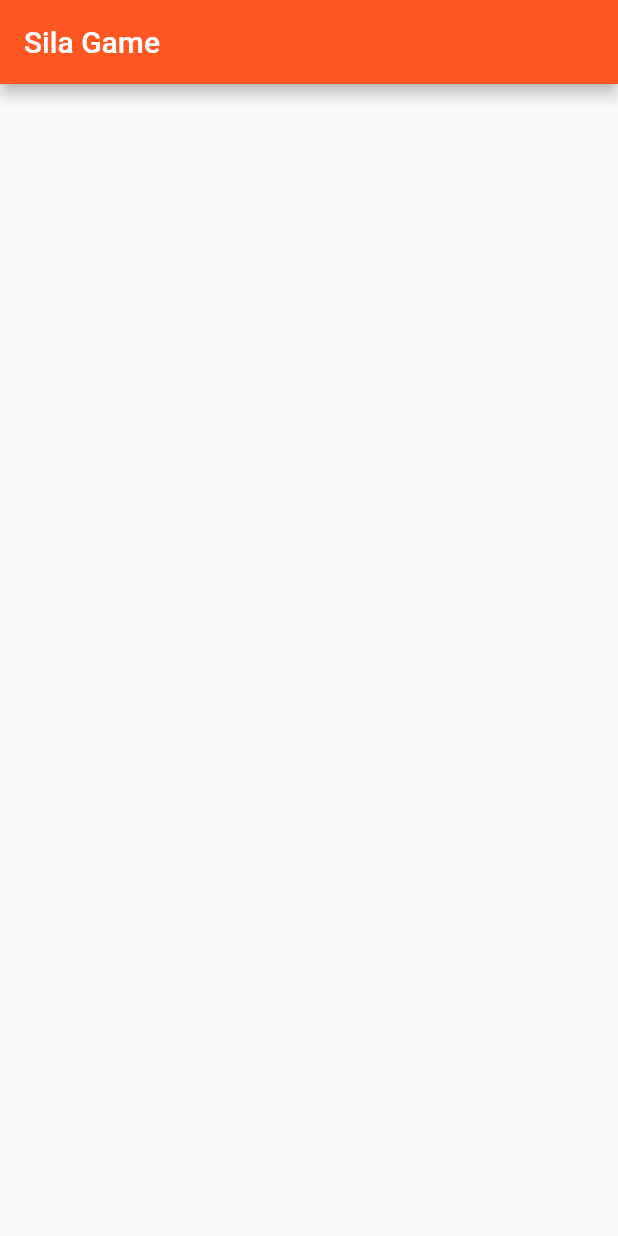
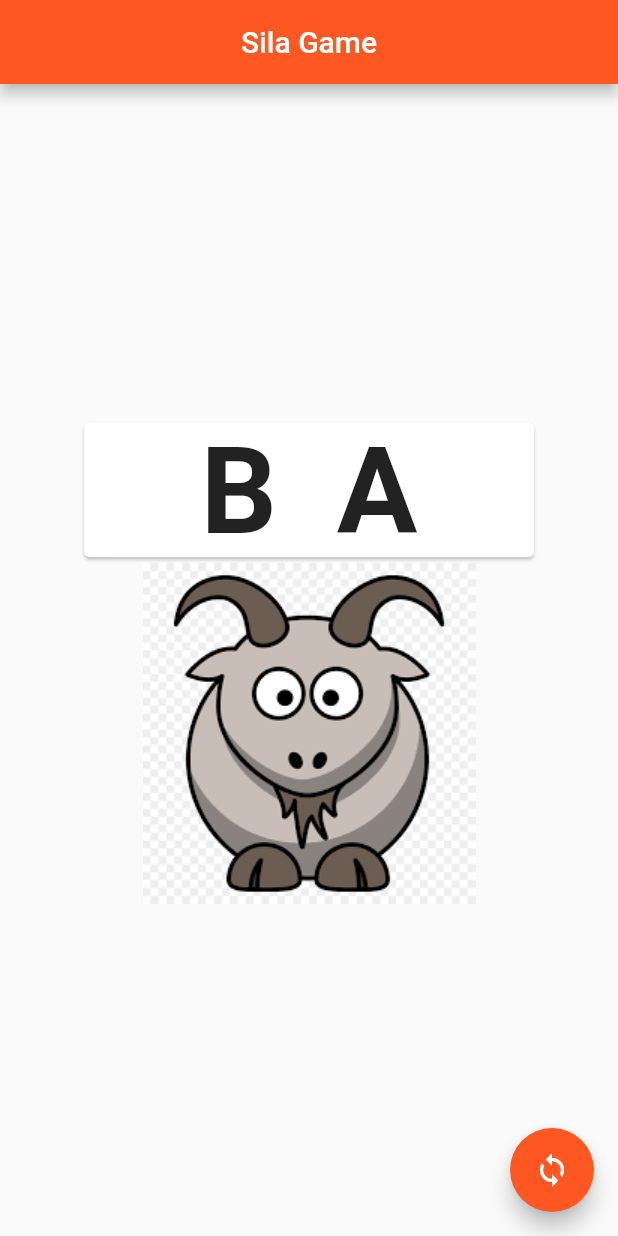
Before and after one commit to vlofish/sila-game, a Flutter app: the screen it shows after launch, on a phone screen of 412 x 824 dp. Run offline on Flutter 3.47's test engine with Material 2 defaults, Android fonts, the phone set to English and light mode, and no system bars.

Commit message:
First Working Draft

```diff
--- /dev/null
+++ b/sila_game/lib/game.dart
@@ -0,0 +1,112 @@
+import 'dart:math';
+
+import 'package:flutter/cupertino.dart';
+import 'package:flutter/material.dart';
+
+class Game extends StatefulWidget {
+  @override
+  _GameState createState() => _GameState(); // Game game = new Game();
+}
+
+class _GameState extends State<Game> {
+  static const String TITLE = 'Sila Game';
+  static const String PLACEHOLDER_IMAGE = 'assets/images/animals/le1.jpg';
+
+  static const List<String> VOWELS = ['A', 'E', 'I', 'O', 'U'];
+  static const List<String> CONSONANTS = [
+    'B',
+    'C',
+    'D',
+    'F',
+    'G',
+    'H',
+    'J',
+    'K',
+    'L',
+    'M',
+    'N',
+    'Ñ',
+    'P',
+    'R',
+    'S',
+    'T',
+    'V',
+    'W',
+    'X',
+    'Y',
+    'Z'
+  ];
+  static const List<String> IMAGES = [
+    'assets/images/animals/ca.png',
+    'assets/images/animals/ce.jpg',
+    'assets/images/animals/ga.jpg',
+    'assets/images/animals/le1.jpg',
+    'assets/images/animals/le2.png',
+    'assets/images/animals/ov.png',
+    'assets/images/animals/pa.png',
+    'assets/images/animals/po.png',
+    'assets/images/animals/ti.png',
+    'assets/images/animals/va.png',
+    'assets/images/animals/ze.jpg',
+  ];
+
+  int _vowelNumber = 0;
+  int _consonantNumber = Random().nextInt(20);
+
+  /// The idea for later is to do it randomly or in order
+  void _updateSila() {
+    setState(() {
+      if (_vowelNumber < VOWELS.length - 1) {
+        _vowelNumber++;
+      } else {
+        _vowelNumber = 0;
+        _consonantNumber = Random().nextInt(20);
+      }
+    });
+  }
+
+  @override
+  Widget build(BuildContext context) {
+    String syllable =
+        CONSONANTS[_consonantNumber] + '  ' + VOWELS[_vowelNumber];
+
+    /// Image pressing = animal name with voice + animation in image
+    return Scaffold(
+      appBar: AppBar(title: Center(child: Text(TITLE))),
+      body: Center(
+        child: Column(
+          mainAxisAlignment: MainAxisAlignment.center,
+          children: <Widget>[
+            Card(
+              child: InkWell(
+                splashColor: Colors.blue.withAlpha(30),
+                onTap: () {
+                  print('A sound saying the syllable must be heard.');
+                },
+                child: SizedBox(
+                  width: 300,
+                  height: 90,
+                  child: Center(
+                    child: Text(
+                      syllable,
+                      style:
+                          TextStyle(fontWeight: FontWeight.bold, fontSize: 80),
+                    ),
+                  ),
+                ),
+              ),
+            ),
+            Image(image: AssetImage(IMAGES[_vowelNumber])),
+          ],
+        ),
+      ),
+      floatingActionButton: FloatingActionButton(
+        tooltip: 'Enviar',
+        child: Icon(Icons.loop),
+        onPressed: () {
+          _updateSila();
+        },
+      ),
+    );
+  }
+}
--- a/sila_game/lib/main.dart
+++ b/sila_game/lib/main.dart
@@ -1,8 +1,9 @@
 import 'package:flutter/material.dart';
+import 'package:sila_game/game.dart';
 
-void main() => runApp(SilaWars());
+void main() => runApp(SilaGame());
 
-class SilaWars extends StatelessWidget {
+class SilaGame extends StatelessWidget {
   @override
   Widget build(BuildContext context) {
     return MaterialApp(
@@ -10,22 +11,22 @@ class SilaWars extends StatelessWidget {
       theme: ThemeData(
         primarySwatch: Colors.deepOrange,
       ),
-      home: Home(title: 'Sila Game'),
+      home: Game(),
     );
   }
 }
 
-class Home extends StatelessWidget {
-  final String title;
-
-  Home({required this.title});
-
-  @override
-  Widget build(BuildContext context) {
-    return Scaffold(
-      appBar: AppBar(
-        title: Text(title),
-      ),
-    );
-  }
-}
+// class Home extends StatelessWidget {
+//   final String title;
+//
+//   Home({required this.title});
+//
+//   @override
+//   Widget build(BuildContext context) {
+//     return Scaffold(
+//       appBar: AppBar(
+//         title: Text(title),
+//       ),
+//     );
+//   }
+// }
```
